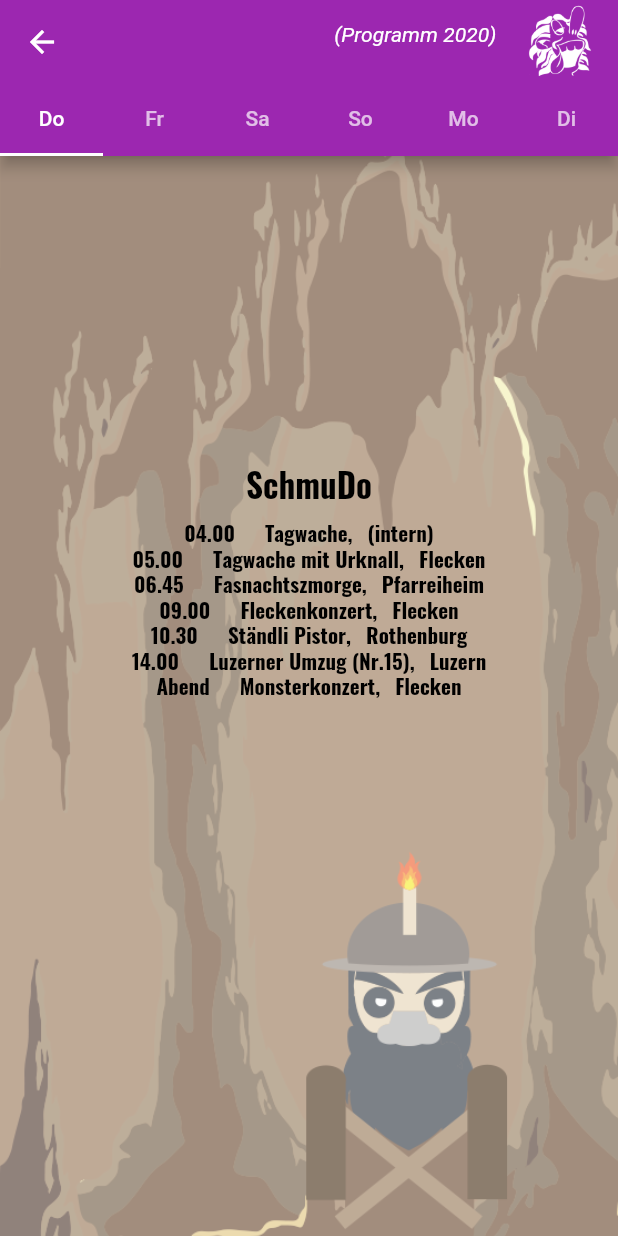
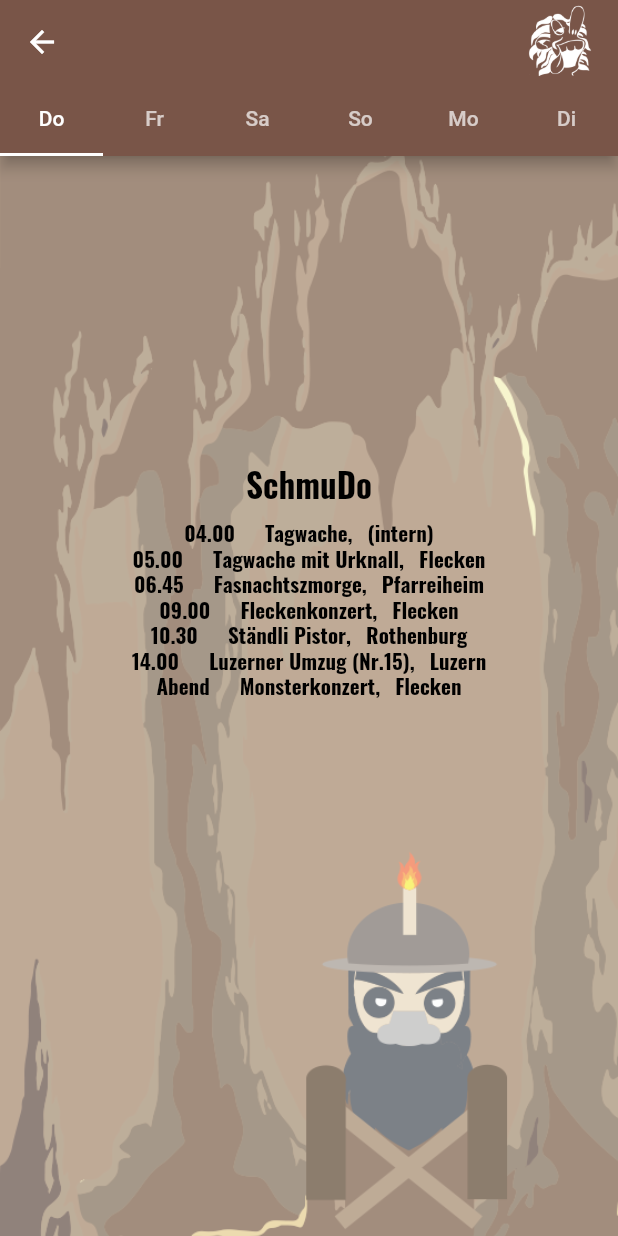
Before and after one commit to Reffx/flaeckegosler_app, a Flutter app: the ProgrammPage screen opened by its route, on a phone screen of 412 x 824 dp. Run offline on Flutter 3.47's test engine with Material 2 defaults, Android fonts, the light colour scheme and no system bars; our stand-ins replace flutter_html, rxdart, shared_preferences; accounts and stored records are empty; network calls fail; statements that could not run were skipped.

Commit message:
android version 1.3 uploaded at play store

```diff
--- a/lib/main.dart
+++ b/lib/main.dart
@@ -47,8 +47,8 @@ class _MyAppState extends State<MyApp> {
 
   build(BuildContext context) {
     //String y = _model.fasnachtDateStart;
-    String v = "2020-02-20 00:00:01";
-    bool isNewLayout = DateTime.parse(v).isAfter(DateTime.now());
+    String v = "2020-02-20 05:00:00";
+    bool isNewLayout = DateTime.parse(v).isBefore(DateTime.now());
 
     var myThemeData = getThemeData(isNewLayout);
 
@@ -70,7 +70,7 @@ class _MyAppState extends State<MyApp> {
             '/news': (BuildContext context) => NewsPageFasnacht(_model, isNewLayout),
             '/info': (BuildContext context) => InfoPage(),
             '/ticker': (BuildContext context) => TickerPage(_model, isNewLayout),
-            '/programm': (BuildContext context) => ProgrammPage(),
+            '/programm': (BuildContext context) => ProgrammPage(isNewLayout),
             '/auth': (BuildContext context) =>
                 !_isAuthenticated ? AuthPage() : EventAdminPage(),
           },
--- a/lib/pages/news/newsFasnacht.dart
+++ b/lib/pages/news/newsFasnacht.dart
@@ -49,7 +49,7 @@ class _NewsPageState extends State<NewsPageFasnacht> {
     super.didChangeDependencies();
   }
 
-  Widget _buildNewsList() {
+  Widget _buildNewsList(isNewLayout) {
     return Container(
       child: ScopedModelDescendant(
         builder: (BuildContext context, Widget child, MainModel model) {
@@ -63,10 +63,7 @@ class _NewsPageState extends State<NewsPageFasnacht> {
               NewsWidget(),
               MadeWithLoveWidget(),
               _buildVersion(),
-              Image.asset(
-                'assets/zapfen.png',
-                fit: BoxFit.fitWidth,
-              )
+              _getImageBottom(isNewLayout),
             ]);
           } else if (model.isLoading) {
             content = Container(); //if it's loading return empty container
@@ -107,6 +104,19 @@ class _NewsPageState extends State<NewsPageFasnacht> {
     );
   }
 
+  Image _getImageBottom(bool isNewLayout) {
+    if (isNewLayout) {
+      return Image.asset(
+        'assets/layout_2020/news_bottom.png',
+        fit: BoxFit.fitWidth,
+      );
+    } else
+      return Image.asset(
+        'assets/zapfen.png',
+        fit: BoxFit.fitWidth,
+      );
+  }
+
   Image getImageTitle(bool isNewLayout) {
     if (isNewLayout) {
       return Image.asset(
@@ -123,7 +133,7 @@ class _NewsPageState extends State<NewsPageFasnacht> {
   Image getBackgroundImage(bool isNewLayout) {
     if (isNewLayout) {
       return Image.asset(
-        'assets/layout_2020/MUSTER_REPETIEREND.png',
+        'assets/layout_2020/MUSTER_REPETIEREND_apptitle.png',
         fit: BoxFit.fitWidth,
       );
     } else {
@@ -134,7 +144,7 @@ class _NewsPageState extends State<NewsPageFasnacht> {
     }
   }
 
-  EdgeInsets getTitlePadding(bool isNewLayout){
+  EdgeInsets getTitlePadding(bool isNewLayout) {
     if (isNewLayout) {
       return EdgeInsets.only(top: 5, bottom: 5);
     } else {
@@ -177,7 +187,7 @@ class _NewsPageState extends State<NewsPageFasnacht> {
               ],
             ),
           ],
-          body: _buildNewsList(),
+          body: _buildNewsList(widget.isNewLayout),
         ),
       ),
     );
--- a/lib/pages/programm.dart
+++ b/lib/pages/programm.dart
@@ -1,6 +1,14 @@
 import 'package:flutter/material.dart';
 
-DecorationImage _buildBackgroundImageDo() {
+DecorationImage _buildBackgroundImageDo(bool isNewLayout) {
+  if (isNewLayout) {
+    return DecorationImage(
+      fit: BoxFit.cover,
+      colorFilter:
+          ColorFilter.mode(Colors.black.withOpacity(0.6), BlendMode.dstATop),
+      image: AssetImage('assets/layout_2020/MUSTER_REPETIEREND.png'),
+    );
+  } else {
     return DecorationImage(
       fit: BoxFit.cover,
       colorFilter:
@@ -8,50 +16,91 @@ DecorationImage _buildBackgroundImageDo() {
       image: AssetImage('assets/backgrounds/background_diadamas_1.png'),
     );
   }
+}
 
-DecorationImage _buildBackgroundImageFr() {
+DecorationImage _buildBackgroundImageFr(isNewLayout) {
+  if (isNewLayout) {
+    return DecorationImage(
+      fit: BoxFit.cover,
+      colorFilter:
+          ColorFilter.mode(Colors.black.withOpacity(0.6), BlendMode.dstATop),
+      image: AssetImage('assets/layout_2020/MUSTER_REPETIEREND_mirrored.png'),
+    );
+  } else {
   return DecorationImage(
     fit: BoxFit.cover,
     colorFilter:
         ColorFilter.mode(Colors.black.withOpacity(0.6), BlendMode.dstATop),
     image: AssetImage('assets/backgrounds/background_diadamas_2.png'),
-  );
+  );}
 }
 
-DecorationImage _buildBackgroundImageSa() {
+DecorationImage _buildBackgroundImageSa(isNewLayout) {
+  if (isNewLayout) {
+    return DecorationImage(
+      fit: BoxFit.cover,
+      colorFilter:
+          ColorFilter.mode(Colors.black.withOpacity(0.6), BlendMode.dstATop),
+      image: AssetImage('assets/layout_2020/MUSTER_REPETIEREND.png'),
+    );
+  } else {
   return DecorationImage(
     fit: BoxFit.cover,
     colorFilter:
         ColorFilter.mode(Colors.black.withOpacity(0.6), BlendMode.dstATop),
     image: AssetImage('assets/backgrounds/background_diadamas_3.png'),
-  );
+  );}
 }
 
-DecorationImage _buildBackgroundImageSo() {
+DecorationImage _buildBackgroundImageSo(isNewLayout) {
+ if (isNewLayout) {
+    return DecorationImage(
+      fit: BoxFit.cover,
+      colorFilter:
+          ColorFilter.mode(Colors.black.withOpacity(0.6), BlendMode.dstATop),
+      image: AssetImage('assets/layout_2020/MUSTER_REPETIEREND_mirrored.png'),
+    );
+  } else {
   return DecorationImage(
     fit: BoxFit.cover,
     colorFilter:
         ColorFilter.mode(Colors.black.withOpacity(0.6), BlendMode.dstATop),
     image: AssetImage('assets/backgrounds/background_diadamas_4.png'),
-  );
+  );}
 }
 
-DecorationImage _buildBackgroundImageMo() {
+DecorationImage _buildBackgroundImageMo(isNewLayout) {
+ if (isNewLayout) {
+    return DecorationImage(
+      fit: BoxFit.cover,
+      colorFilter:
+          ColorFilter.mode(Colors.black.withOpacity(0.6), BlendMode.dstATop),
+      image: AssetImage('assets/layout_2020/MUSTER_REPETIEREND.png'),
+    );
+  } else {
   return DecorationImage(
     fit: BoxFit.cover,
     colorFilter:
         ColorFilter.mode(Colors.black.withOpacity(0.6), BlendMode.dstATop),
     image: AssetImage('assets/backgrounds/background_diadamas_5.png'),
-  );
+  );}
 }
 
-DecorationImage _buildBackgroundImageDi() {
+DecorationImage _buildBackgroundImageDi(isNewLayout) {
+  if (isNewLayout) {
+    return DecorationImage(
+      fit: BoxFit.cover,
+      colorFilter:
+          ColorFilter.mode(Colors.black.withOpacity(0.7), BlendMode.dstATop),
+      image: AssetImage('assets/layout_2020/emptygrey.png'),
+    );
+  } else {
   return DecorationImage(
     fit: BoxFit.cover,
     colorFilter:
         ColorFilter.mode(Colors.black.withOpacity(0.6), BlendMode.dstATop),
     image: AssetImage('assets/backgrounds/background_diadamas_3.png'),
-  );
+  );}
 }
 
 TextStyle _buildProgrammTextStyle() {
@@ -66,10 +115,14 @@ TextStyle _buildProgrammTextStyle() {
 }
 
 class ProgrammPage extends StatelessWidget {
+  final bool isNewLayout;
+
+  ProgrammPage(this.isNewLayout);
+
   Widget _buildDo() {
     return Container(
       decoration: BoxDecoration(
-        image: _buildBackgroundImageDo(),
+        image: _buildBackgroundImageDo(isNewLayout),
       ),
       child: Column(
         mainAxisAlignment: MainAxisAlignment.center,
@@ -229,7 +282,7 @@ class ProgrammPage extends StatelessWidget {
   Widget _buildFr() {
     return Container(
       decoration: BoxDecoration(
-        image: _buildBackgroundImageFr(),
+        image: _buildBackgroundImageFr(isNewLayout),
       ),
       child: Column(
         mainAxisAlignment: MainAxisAlignment.center,
@@ -354,7 +407,7 @@ class ProgrammPage extends StatelessWidget {
   Widget _buildSa() {
     return Container(
       decoration: BoxDecoration(
-        image: _buildBackgroundImageSa(),
+        image: _buildBackgroundImageSa(isNewLayout),
       ),
       child: Column(
         mainAxisAlignment: MainAxisAlignment.center,
@@ -457,7 +510,7 @@ class ProgrammPage extends StatelessWidget {
   Widget _buildSo() {
     return Container(
       decoration: BoxDecoration(
-        image: _buildBackgroundImageSo(),
+        image: _buildBackgroundImageSo(isNewLayout),
       ),
       child: Column(
         mainAxisAlignment: MainAxisAlignment.center,
@@ -560,7 +613,7 @@ class ProgrammPage extends StatelessWidget {
   Widget _buildMo() {
     return Container(
       decoration: BoxDecoration(
-        image: _buildBackgroundImageMo(),
+        image: _buildBackgroundImageMo(isNewLayout),
       ),
       child: Column(
         mainAxisAlignment: MainAxisAlignment.center,
@@ -644,12 +697,94 @@ class ProgrammPage extends StatelessWidget {
     );
   }
 
-  Widget _buildDi() {
-    return Container(
-      decoration: BoxDecoration(
-        image: _buildBackgroundImageDi(),
+  Column _di(isNewLayout){
+    if (isNewLayout){
+      return Column(
+        mainAxisAlignment: MainAxisAlignment.center,
+        children: <Widget>[
+          Text(
+            'Güdis-Ziischtig',
+            style: TextStyle(
+              height: 1.2,
+              fontSize: 22.0,
+              fontWeight: FontWeight.bold,
+              fontFamily: 'Oswald',
+              color: Colors.black,
+              //background: Paint()..color = Colors.white,
             ),
-      child: Column(
+          ),
+          SizedBox(
+            height: 10,
+          ),
+          Row(
+            mainAxisAlignment: MainAxisAlignment.center,
+            children: <Widget>[
+              Text(
+                '14.00',
+                style: _buildProgrammTextStyle(),
+              ),
+              SizedBox(width: 20),
+              Text(
+                'Kinderumzug,',
+                style: _buildProgrammTextStyle(),
+              ),
+              SizedBox(width: 10),
+              Text(
+                'Rothenburg',
+                style: _buildProgrammTextStyle(),
+              ),
+            ],
+          ),
+          Row(
+            mainAxisAlignment: MainAxisAlignment.center,
+            children: <Widget>[
+              Text(
+                'Abend',
+                style: _buildProgrammTextStyle(),
+              ),
+              SizedBox(width: 20),
+              Text(
+                'Gässle,',
+                style: _buildProgrammTextStyle(),
+              ),
+              SizedBox(width: 10),
+              Text(
+                'Luzern',
+                style: _buildProgrammTextStyle(),
+              ),
+            ],
+          ),
+          Row(
+            mainAxisAlignment: MainAxisAlignment.center,
+            children: <Widget>[
+              Text(
+                '01.30',
+                style: _buildProgrammTextStyle(),
+              ),
+              SizedBox(width: 20),
+              Text(
+                'Schmette-Feete,',
+                style: _buildProgrammTextStyle(),
+              ),
+              SizedBox(width: 10),
+              Text(
+                'Rothenburg',
+                style: _buildProgrammTextStyle(),
+              ),
+            ],
+          ),
+          SizedBox(
+            height: 30,
+          ),
+          Image(
+          fit: BoxFit.cover,
+           image: AssetImage('assets/layout_2020/kopf_mythos.png'),
+           ),
+        ],
+      );}
+    else {
+    return
+    Column(
         mainAxisAlignment: MainAxisAlignment.center,
         children: <Widget>[
           Text(
@@ -727,7 +862,16 @@ class ProgrammPage extends StatelessWidget {
             height: 150,
           ),
         ],
+      );
+      }
+  }
+
+  Widget _buildDi() {
+    return Container(
+      decoration: BoxDecoration(
+        image: _buildBackgroundImageDi(isNewLayout),
       ),
+      child: _di(isNewLayout),
     );
   }
 
@@ -754,7 +898,7 @@ class ProgrammPage extends StatelessWidget {
       child: Scaffold(
           appBar: AppBar(
             actions: <Widget>[
-              Padding(
+             /* Padding(
                 padding: EdgeInsets.all(15),
                 child: Text(
                   '(Programm 2020)',
@@ -763,7 +907,7 @@ class ProgrammPage extends StatelessWidget {
                     fontStyle: FontStyle.italic,
                   ),
                 ),
-              ),
+              ), */
               Padding(
                 padding: EdgeInsets.only(right: 10),
                 child: Image.asset('assets/goslergrend.png',
--- a/lib/widgets/countdown/countdown.dart
+++ b/lib/widgets/countdown/countdown.dart
@@ -70,9 +70,9 @@ class _CountdownState extends State<Countdown> {
           child: Container(
             height: 30,
             child: FittedBox(
-              fit: BoxFit.cover,
+              fit: BoxFit.fitWidth,
               child: Text(
-                ' ${_counterDays} ${_days}, ${_counterHours} ${_hours}, ${_counterMinutes} ${_minutes}, ${_counterSeconds} ${_seconds} ',
+                ' ' +' ${_counterDays} ${_days}, ${_counterHours} ${_hours}, ${_counterMinutes} ${_minutes}, ${_counterSeconds} ${_seconds} ' + ' ',
                 style: TextStyle(
                   height: 1.6,
                   fontWeight: FontWeight.bold,
--- a/pubspec.yaml
+++ b/pubspec.yaml
@@ -87,8 +87,12 @@ flutter:
   - assets/backgrounds/background_diadamas_4.png
   - assets/backgrounds/background_diadamas_5.png
   - assets/layout_2020/goslermythos_title.png
+  - assets/layout_2020/kopf_mythos.png
+  - assets/layout_2020/emptygrey.png
   - assets/layout_2020/MUSTER_REPETIEREND.png
-
+  - assets/layout_2020/MUSTER_REPETIEREND_mirrored.png
+  - assets/layout_2020/MUSTER_REPETIEREND_apptitle.png
+  - assets/layout_2020/news_bottom.png
 
 
   # An image asset can refer to one or more resolution-specific "variants", see
```
Also changed, not shown: assets/layout_2020/MUSTER_REPETIEREND_apptitle.png (added), assets/layout_2020/MUSTER_REPETIEREND_mirrored.png (added), assets/layout_2020/emptygrey.png (added), assets/layout_2020/kopf_mythos.png (added), assets/layout_2020/news_bottom.png (added), 5 other files. Lines whose indentation alone changed are shown as unchanged.
